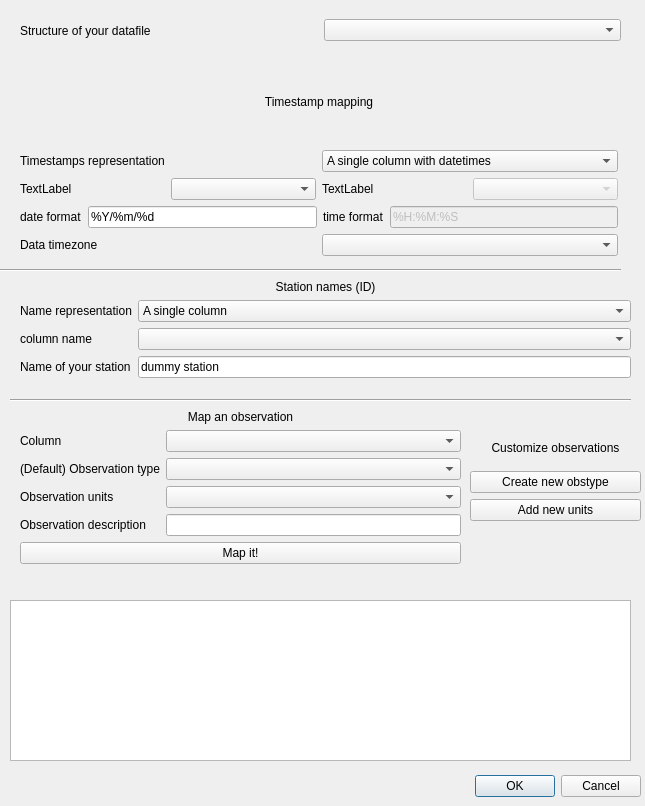
First picture: the form in metobs_gui/qt_windows/templ_build_data.ui, repository vergauwenthomas/MetObs_GUI, before the edit.
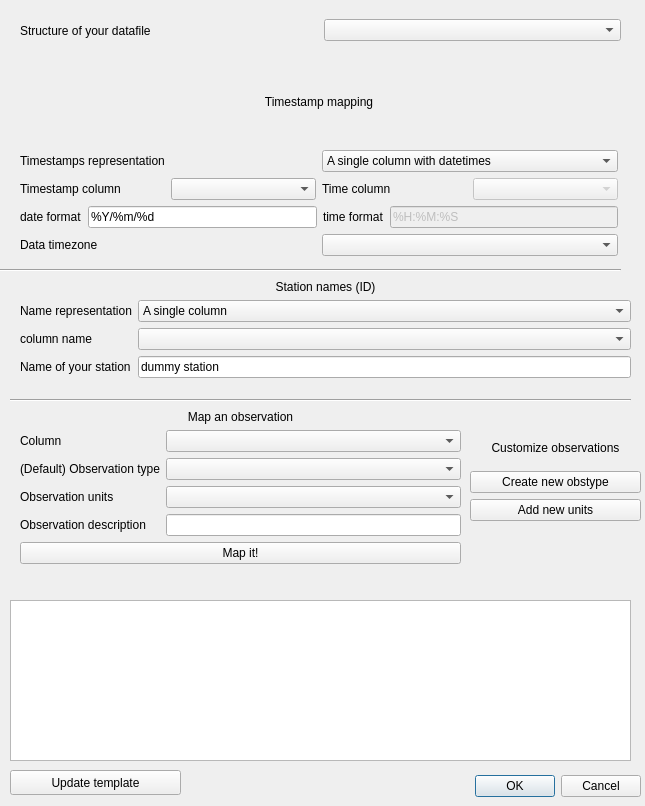
Second picture: the form after the edit.

What changed in the file:
```diff
--- a/metobs_gui/qt_windows/templ_build_data.ui
+++ b/metobs_gui/qt_windows/templ_build_data.ui
@@ -305,7 +305,7 @@
       <item>
        <widget class="QLabel" name="dt_label1">
         <property name="text">
-         <string>TextLabel</string>
+         <string>Timestamp column</string>
         </property>
        </widget>
       </item>
@@ -315,7 +315,7 @@
       <item>
        <widget class="QLabel" name="dt_label2">
         <property name="text">
-         <string>TextLabel</string>
+         <string>Time column</string>
         </property>
        </widget>
       </item>
@@ -407,6 +407,19 @@
     </item>
    </layout>
   </widget>
+  <widget class="QPushButton" name="update_temp_button">
+   <property name="geometry">
+    <rect>
+     <x>10</x>
+     <y>770</y>
+     <width>171</width>
+     <height>25</height>
+    </rect>
+   </property>
+   <property name="text">
+    <string>Update template</string>
+   </property>
+  </widget>
  </widget>
  <resources/>
  <connections>
```
Left out of the diff: 8 changed lines with no effect on the pictures.
